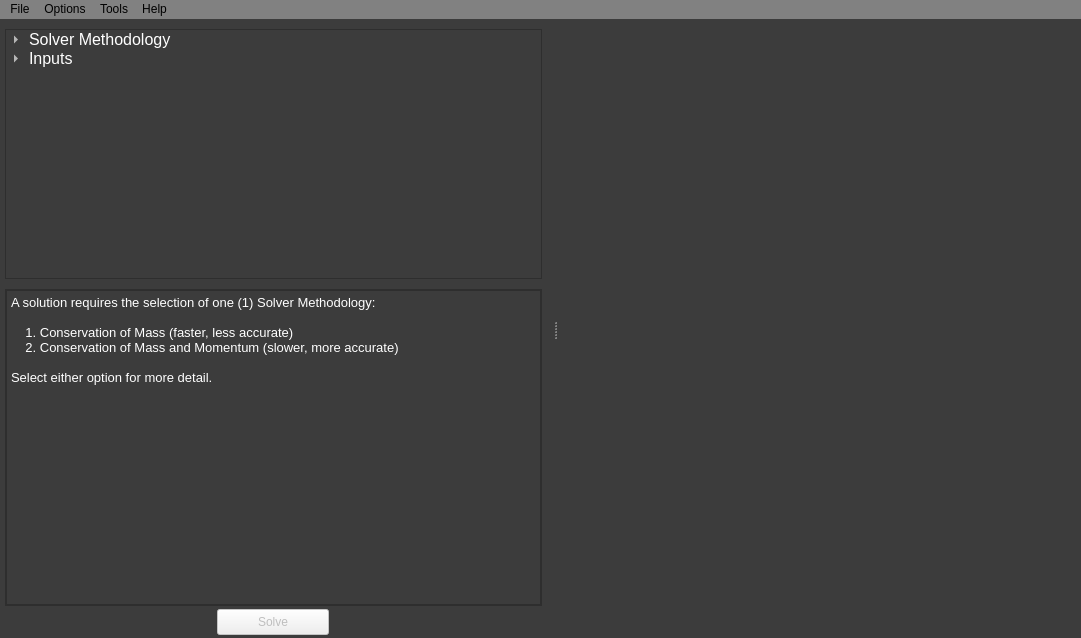
First picture: the form in src/gui/qt6/mainwindow.ui, repository firelab/windninja, before the edit.
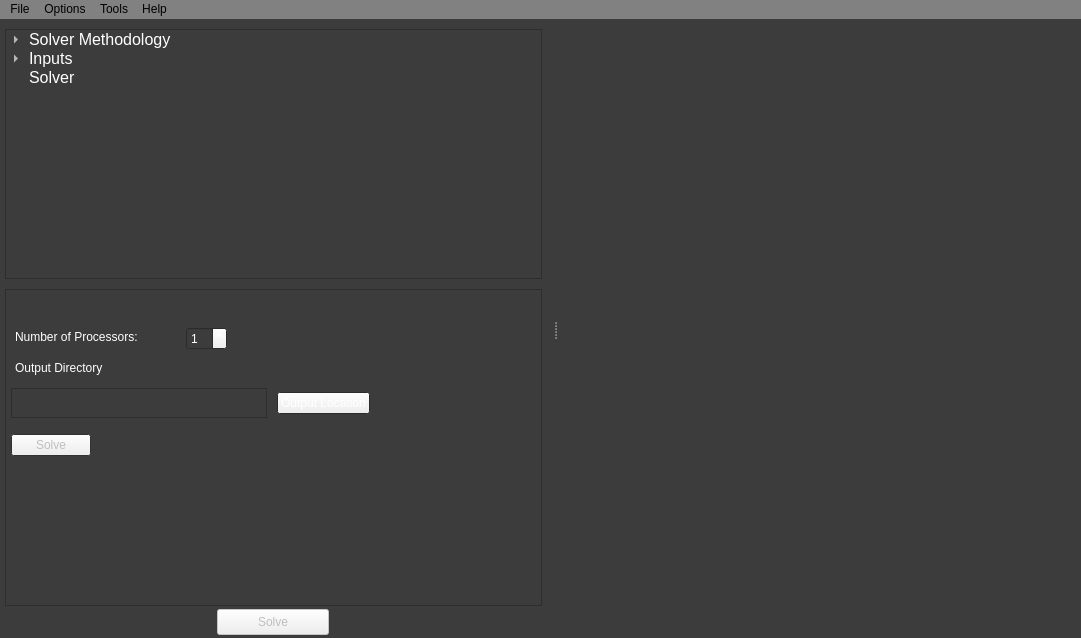
Second picture: the form after the edit. The open tabs and pages were chosen to show the change.

```diff
--- a/src/gui/qt6/mainwindow.ui
+++ b/src/gui/qt6/mainwindow.ui
@@ -444,6 +444,11 @@
             </item>
            </item>
           </item>
+          <item>
+           <property name="text">
+            <string>Solver</string>
+           </property>
+          </item>
          </widget>
         </item>
         <item>
@@ -2553,6 +2558,263 @@
             </item>
            </layout>
           </widget>
+          <widget class="QWidget" name="solverPage">
+           <layout class="QVBoxLayout" name="verticalLayout_7">
+            <property name="sizeConstraint">
+             <enum>QLayout::SizeConstraint::SetDefaultConstraint</enum>
+            </property>
+            <property name="leftMargin">
+             <number>5</number>
+            </property>
+            <property name="topMargin">
+             <number>5</number>
+            </property>
+            <property name="rightMargin">
+             <number>5</number>
+            </property>
+            <property name="bottomMargin">
+             <number>5</number>
+            </property>
+            <item>
+             <widget class="QPlainTextEdit" name="availableProcessors">
+              <property name="sizePolicy">
+               <sizepolicy hsizetype="Expanding" vsizetype="Fixed">
+                <horstretch>0</horstretch>
+                <verstretch>0</verstretch>
+               </sizepolicy>
+              </property>
+              <property name="maximumSize">
+               <size>
+                <width>16777215</width>
+                <height>25</height>
+               </size>
+              </property>
+              <property name="baseSize">
+               <size>
+                <width>0</width>
+                <height>0</height>
+               </size>
+              </property>
+              <property name="frameShape">
+               <enum>QFrame::Shape::NoFrame</enum>
+              </property>
+              <property name="verticalScrollBarPolicy">
+               <enum>Qt::ScrollBarPolicy::ScrollBarAlwaysOff</enum>
+              </property>
+              <property name="horizontalScrollBarPolicy">
+               <enum>Qt::ScrollBarPolicy::ScrollBarAlwaysOff</enum>
+              </property>
+              <property name="readOnly">
+               <bool>true</bool>
+              </property>
+             </widget>
+            </item>
+            <item>
+             <layout class="QHBoxLayout" name="processorLayout">
+              <property name="spacing">
+               <number>0</number>
+              </property>
+              <property name="topMargin">
+               <number>0</number>
+              </property>
+              <item>
+               <widget class="QPlainTextEdit" name="numberOfProcessorsText">
+                <property name="sizePolicy">
+                 <sizepolicy hsizetype="Fixed" vsizetype="Fixed">
+                  <horstretch>0</horstretch>
+                  <verstretch>0</verstretch>
+                 </sizepolicy>
+                </property>
+                <property name="maximumSize">
+                 <size>
+                  <width>175</width>
+                  <height>25</height>
+                 </size>
+                </property>
+                <property name="baseSize">
+                 <size>
+                  <width>0</width>
+                  <height>0</height>
+                 </size>
+                </property>
+                <property name="frameShape">
+                 <enum>QFrame::Shape::NoFrame</enum>
+                </property>
+                <property name="verticalScrollBarPolicy">
+                 <enum>Qt::ScrollBarPolicy::ScrollBarAlwaysOff</enum>
+                </property>
+                <property name="horizontalScrollBarPolicy">
+                 <enum>Qt::ScrollBarPolicy::ScrollBarAlwaysOff</enum>
+                </property>
+                <property name="readOnly">
+                 <bool>true</bool>
+                </property>
+                <property name="plainText">
+                 <string>Number of Processors:</string>
+                </property>
+               </widget>
+              </item>
+              <item>
+               <widget class="QSpinBox" name="numProcessorsSpinbox">
+                <property name="cursor">
+                 <cursorShape>PointingHandCursor</cursorShape>
+                </property>
+                <property name="minimum">
+                 <number>1</number>
+                </property>
+               </widget>
+              </item>
+              <item>
+               <spacer name="horizontalSpacer_8">
+                <property name="orientation">
+                 <enum>Qt::Orientation::Horizontal</enum>
+                </property>
+                <property name="sizeHint" stdset="0">
+                 <size>
+                  <width>40</width>
+                  <height>20</height>
+                 </size>
+                </property>
+               </spacer>
+              </item>
+             </layout>
+            </item>
+            <item>
+             <widget class="QPlainTextEdit" name="outputDirText">
+              <property name="sizePolicy">
+               <sizepolicy hsizetype="Expanding" vsizetype="Fixed">
+                <horstretch>0</horstretch>
+                <verstretch>0</verstretch>
+               </sizepolicy>
+              </property>
+              <property name="maximumSize">
+               <size>
+                <width>16777215</width>
+                <height>25</height>
+               </size>
+              </property>
+              <property name="frameShape">
+               <enum>QFrame::Shape::NoFrame</enum>
+              </property>
+              <property name="verticalScrollBarPolicy">
+               <enum>Qt::ScrollBarPolicy::ScrollBarAlwaysOff</enum>
+              </property>
+              <property name="horizontalScrollBarPolicy">
+               <enum>Qt::ScrollBarPolicy::ScrollBarAlwaysOff</enum>
+              </property>
+              <property name="readOnly">
+               <bool>true</bool>
+              </property>
+              <property name="plainText">
+               <string>Output Directory</string>
+              </property>
+             </widget>
+            </item>
+            <item>
+             <layout class="QHBoxLayout" name="outputLayout">
+              <property name="spacing">
+               <number>10</number>
+              </property>
+              <item>
+               <widget class="QTextEdit" name="outputDirectory">
+                <property name="sizePolicy">
+                 <sizepolicy hsizetype="Fixed" vsizetype="Fixed">
+                  <horstretch>0</horstretch>
+                  <verstretch>0</verstretch>
+                 </sizepolicy>
+                </property>
+                <property name="maximumSize">
+                 <size>
+                  <width>300</width>
+                  <height>30</height>
+                 </size>
+                </property>
+                <property name="verticalScrollBarPolicy">
+                 <enum>Qt::ScrollBarPolicy::ScrollBarAlwaysOff</enum>
+                </property>
+                <property name="horizontalScrollBarPolicy">
+                 <enum>Qt::ScrollBarPolicy::ScrollBarAlwaysOff</enum>
+                </property>
+                <property name="readOnly">
+                 <bool>true</bool>
+                </property>
+               </widget>
+              </item>
+              <item>
+               <widget class="QPushButton" name="outputSaveLocationBtn">
+                <property name="cursor">
+                 <cursorShape>PointingHandCursor</cursorShape>
+                </property>
+                <property name="text">
+                 <string>Output Location</string>
+                </property>
+               </widget>
+              </item>
+              <item>
+               <spacer name="horizontalSpacer_9">
+                <property name="orientation">
+                 <enum>Qt::Orientation::Horizontal</enum>
+                </property>
+                <property name="sizeHint" stdset="0">
+                 <size>
+                  <width>40</width>
+                  <height>20</height>
+                 </size>
+                </property>
+               </spacer>
+              </item>
+             </layout>
+            </item>
+            <item>
+             <spacer name="verticalSpacer_9">
+              <property name="orientation">
+               <enum>Qt::Orientation::Vertical</enum>
+              </property>
+              <property name="sizeType">
+               <enum>QSizePolicy::Policy::Fixed</enum>
+              </property>
+              <property name="sizeHint" stdset="0">
+               <size>
+                <width>20</width>
+                <height>10</height>
+               </size>
+              </property>
+             </spacer>
+            </item>
+            <item>
+             <widget class="QPushButton" name="solverPageSolveBtn">
+              <property name="enabled">
+               <bool>false</bool>
+              </property>
+              <property name="sizePolicy">
+               <sizepolicy hsizetype="Fixed" vsizetype="Fixed">
+                <horstretch>0</horstretch>
+                <verstretch>0</verstretch>
+               </sizepolicy>
+              </property>
+              <property name="cursor">
+               <cursorShape>PointingHandCursor</cursorShape>
+              </property>
+              <property name="text">
+               <string>Solve</string>
+              </property>
+             </widget>
+            </item>
+            <item>
+             <spacer name="verticalSpacer_8">
+              <property name="orientation">
+               <enum>Qt::Orientation::Vertical</enum>
+              </property>
+              <property name="sizeHint" stdset="0">
+               <size>
+                <width>20</width>
+                <height>40</height>
+               </size>
+              </property>
+             </spacer>
+            </item>
+           </layout>
+          </widget>
          </widget>
         </item>
         <item>
```
Left out of the diff: 118 changed lines with no effect on the pictures.
